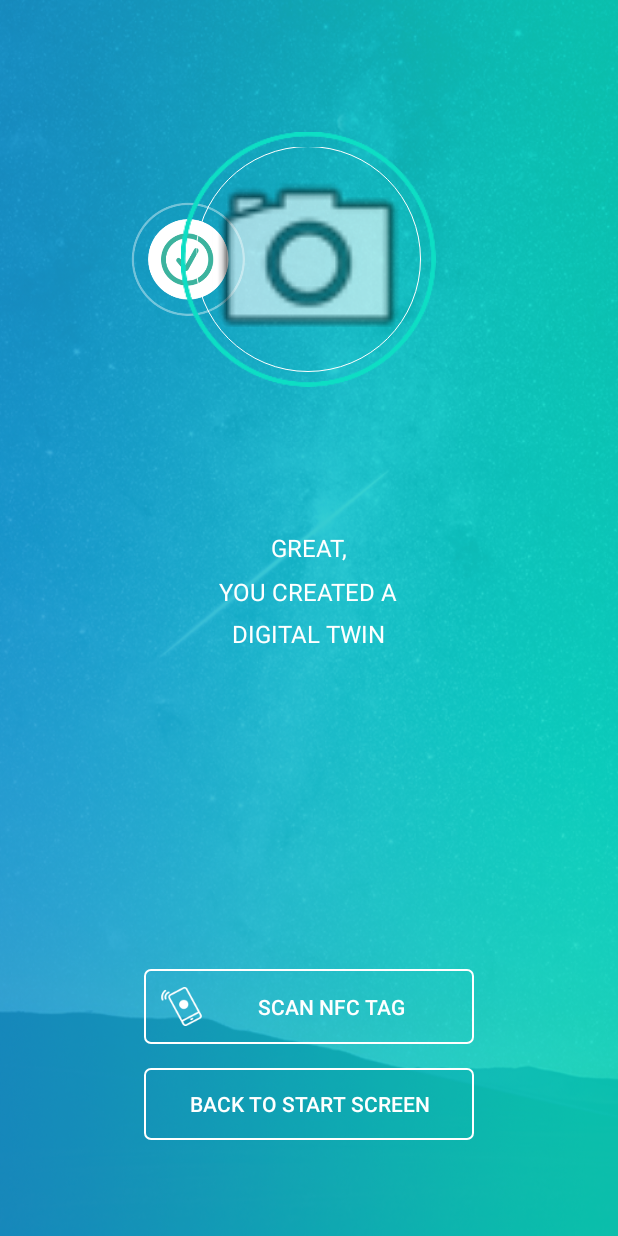
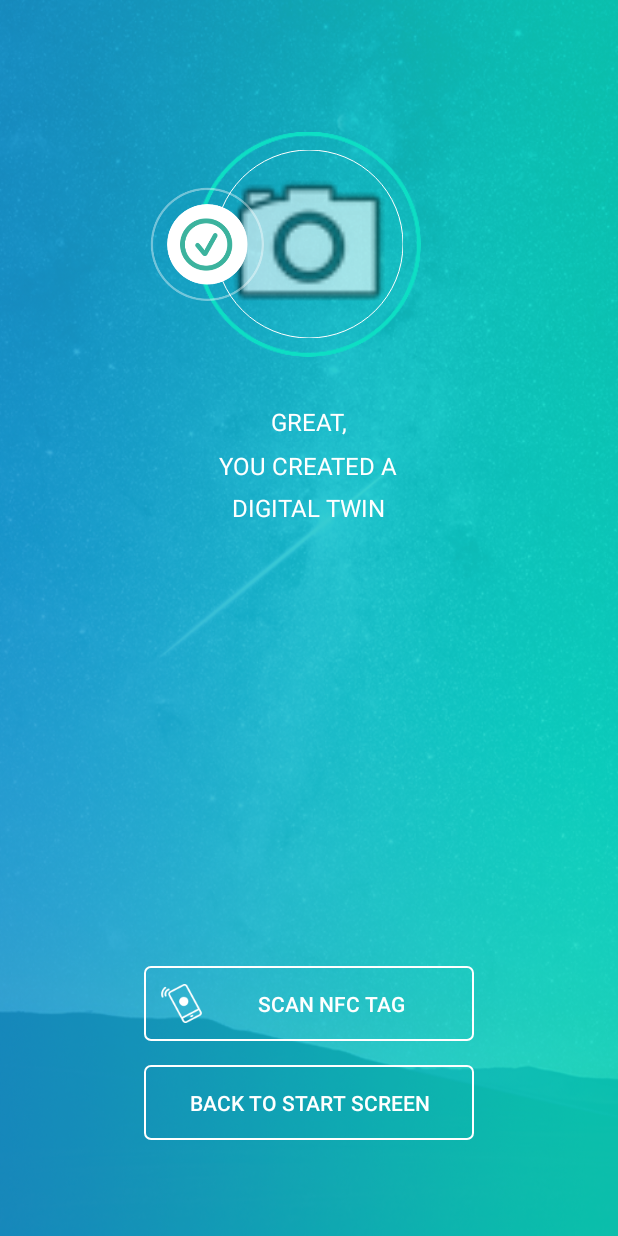
Before and after one commit to Eyliss/TwinOfThings, an Android app: the layout activity_twin_created.xml on its own in the app's theme, with its tools: preview values and no code run, on a phone screen of 412 x 824 dp. Run offline under Robolectric (Android 15) with nearby library versions, the light colour scheme and no system bars.

Commit message:
Scan, provisioning, create and show data screens new design

```diff
--- a/app/src/main/res/layout/activity_main.xml
+++ b/app/src/main/res/layout/activity_main.xml
@@ -20,19 +20,21 @@
                 android:text="@string/main_text"
                 android:layout_width="wrap_content"
                 android:layout_height="wrap_content"
-                style="@style/TextAppearance.AppCompat.Body2"
+                android:textSize="16sp"
                 android:layout_gravity="center_horizontal|center_vertical"
                 android:gravity="center"
                 android:layout_marginBottom="@dimen/activity_horizontal_margin"
+                android:lineSpacingMultiplier="1.2"
                 android:textColor="@android:color/white"/>
         <TextView
                 android:text="@string/main_subtext"
                 android:layout_width="wrap_content"
                 android:layout_height="wrap_content"
-                style="@style/TextAppearance.AppCompat.Body1"
                 android:layout_gravity="center_horizontal|center_vertical"
+                android:textSize="13sp"
                 android:gravity="center"
                 android:layout_margin="@dimen/activity_vertical_margin"
+                android:lineSpacingMultiplier="1.5"
                 android:textColor="@android:color/white"/>
         <Button
                 android:id="@+id/create_twin_button"
--- a/app/src/main/res/layout/activity_twin_created.xml
+++ b/app/src/main/res/layout/activity_twin_created.xml
@@ -18,25 +18,25 @@
                     android:layout_marginTop="@dimen/section_vertical_margin"
                     android:layout_marginBottom="@dimen/section_vertical_margin"
                     android:id="@+id/images_container">
+        <ImageView
+                android:src="@drawable/outline"
+                android:layout_width="150dp"
+                android:layout_height="150dp"
+                android:layout_centerInParent="true"/>
+        <com.twinofthings.helpers.CircleImageView
+                android:src="@android:drawable/ic_menu_camera"
+                android:id="@+id/thumbnail"
+                android:layout_width="125dp"
+                android:layout_height="125dp"
+                android:layout_centerInParent="true"/>
         <ImageView android:layout_width="100dp"
                    android:layout_height="100dp"
                    android:src="@drawable/ic_scan_success"
                    android:id="@+id/success_icon"
                    android:layout_centerHorizontal="true"
-                    android:layout_centerVertical="true"
-                    android:layout_alignStart="@id/thumbnail"
-        android:layout_marginLeft="-55dp"/>
-        <ImageView
-                android:src="@drawable/outline"
-                android:layout_width="170dp"
-                android:layout_height="170dp"
-                android:layout_centerInParent="true"/>
-        <com.twinofthings.helpers.CircleImageView
-                android:src="@android:drawable/ic_menu_camera"
-                android:id="@+id/thumbnail"
-                android:layout_width="150dp"
-                android:layout_height="150dp"
-                android:layout_centerInParent="true"/>
+                   android:layout_centerVertical="true"
+                   android:layout_alignStart="@id/thumbnail"
+                   android:layout_marginLeft="-55dp"/>
     </RelativeLayout>
     <TextView
             android:id="@+id/centered_text"
@@ -45,7 +45,6 @@
             android:layout_height="wrap_content"
             android:textSize="16sp"
             android:layout_centerInParent="true"
-            android:layout_marginTop="@dimen/double_section_vertical_margin"
             android:lineSpacingMultiplier="1.5"
             android:textColor="@android:color/white"
             android:gravity="center"
@@ -53,20 +52,20 @@
     <Button
             android:id="@+id/scan_tag_button"
             android:layout_width="220dp"
-            android:layout_height="wrap_content"
-            android:padding="10dp"
+            android:layout_height="50dp"
             android:layout_marginBottom="@dimen/activity_vertical_margin"
             android:drawableLeft="@drawable/ic_scan_tag_button"
             android:drawableTint="@android:color/white"
             android:layout_above="@id/back_to_start"
             android:background="@drawable/button_white_border"
             android:text="@string/scan_tag_button_text"
+            android:padding="10dp"
             android:textColor="@android:color/white"
             android:layout_centerHorizontal="true"/>
     <Button
             android:id="@+id/back_to_start"
             android:layout_width="220dp"
-            android:layout_height="wrap_content"
+            android:layout_height="50dp"
             android:padding="10dp"
             android:background="@drawable/button_white_border"
             android:text="@string/back_to_start_button_text"
```
